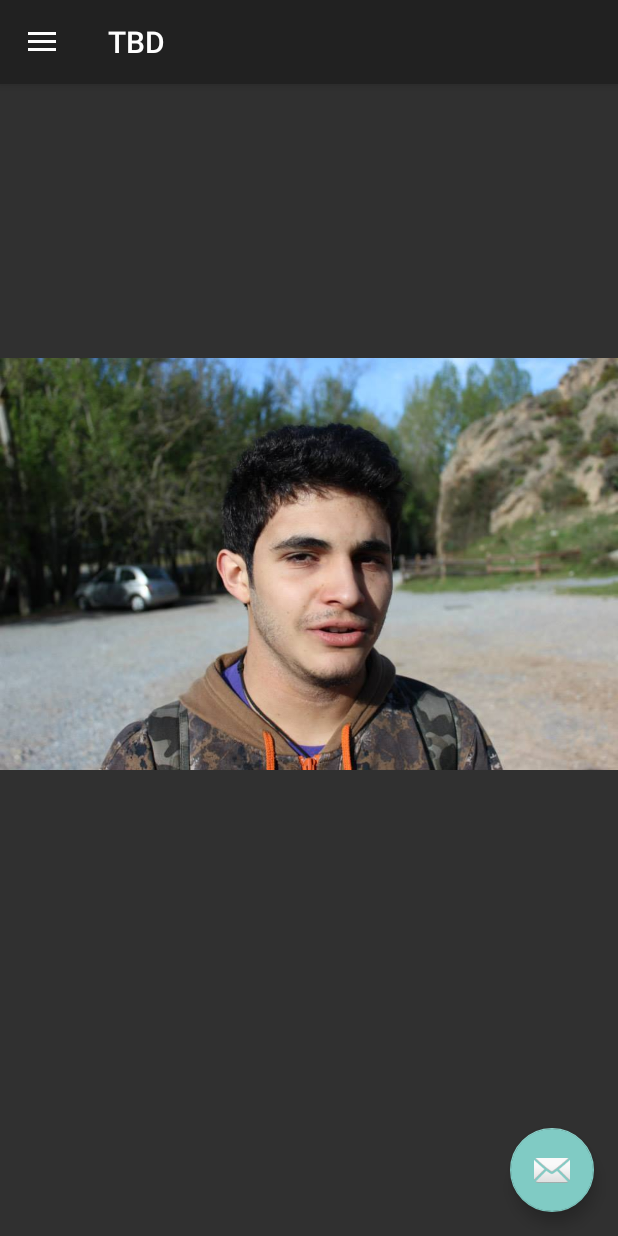
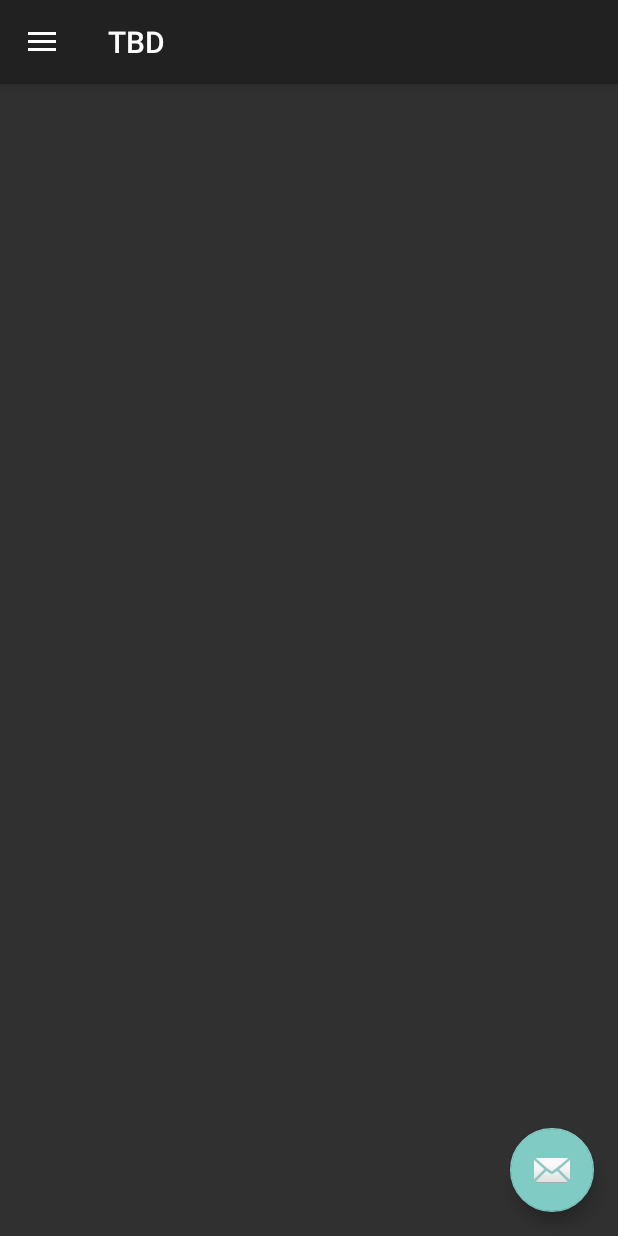
Before and after one commit to adritake/GIDM-18-19, an Android app: the screen it shows after launch (MainActivity), in the side drawer, after a tap on "Perfil", on a phone screen of 412 x 824 dp. Run offline under Robolectric (Android 15) with nearby library versions, the phone set to English and light mode, and no system bars.

Commit message:
Elimino foto

```diff
--- a/app/src/main/res/layout/perfil.xml
+++ b/app/src/main/res/layout/perfil.xml
@@ -4,13 +4,4 @@
     xmlns:app="http://schemas.android.com/apk/res-auto"
     xmlns:tools="http://schemas.android.com/tools"
     android:layout_width="match_parent"
-    android:layout_height="match_parent">
-
-    <ImageView
-        android:id="@+id/imageView2"
-        android:layout_width="wrap_content"
-        android:layout_height="wrap_content"
-        app:srcCompat="@drawable/caretojesus"
-        tools:layout_editor_absoluteX="0dp"
-        tools:layout_editor_absoluteY="16dp" />
-</android.support.constraint.ConstraintLayout>
+    android:layout_height="match_parent"/>
```
Also changed, not shown: app/src/main/res/drawable/caretojesus.jpg (deleted).
